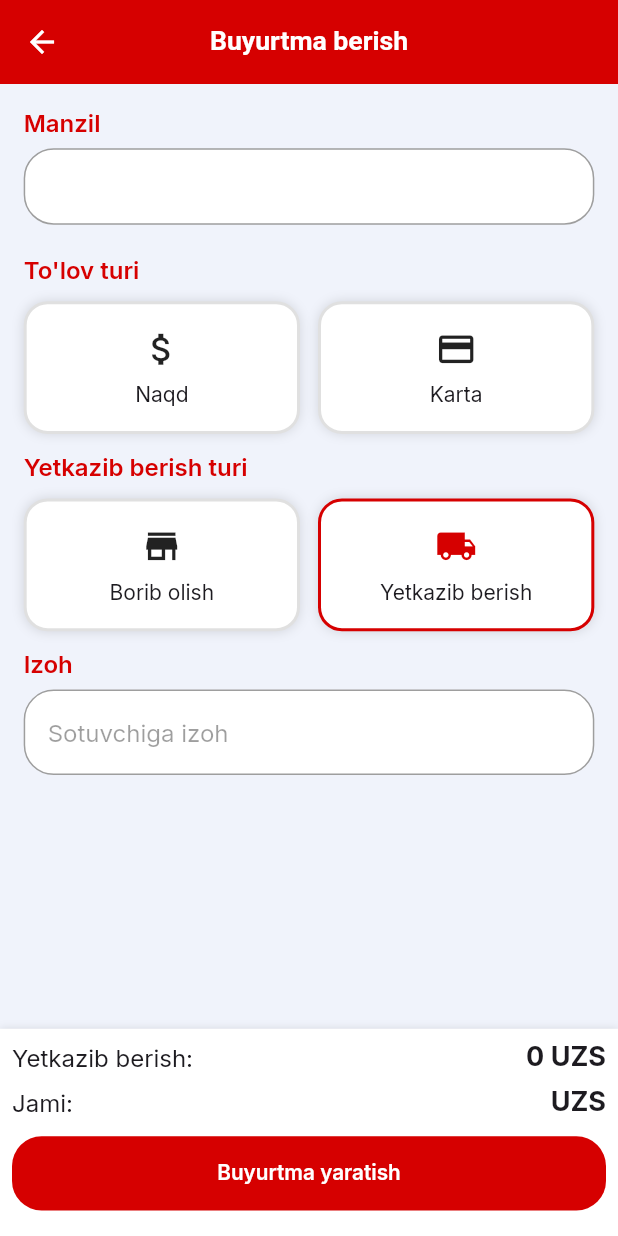
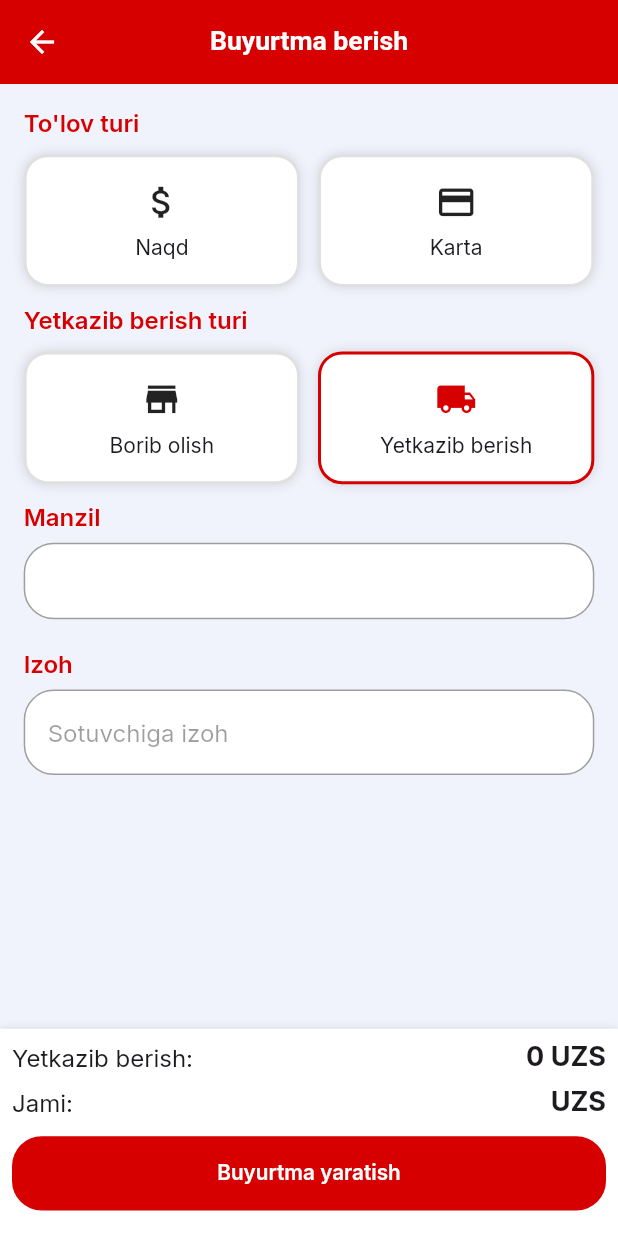
Before and after one commit to alliMahmudov/thousand_melochey, a Flutter app: the CheckOutPage screen opened by its route, after a tap on "Borib olish", after a tap on "Yetkazib berish", on a phone screen of 412 x 824 dp. Run offline on Flutter 3.47's test engine with Material 3 defaults, Android fonts, the phone set to English and light mode, and no system bars; drawn by our look-alikes of toastification; our stand-ins replace auto_route, badges, cached_network_image, carousel_slider, cookie_jar, dio and 20 more; missing offline and left inert: animated_loading_border, overlay_kit, proste_indexed_stack; accounts and stored records are empty; generated files the repository leaves out were written again; network calls fail.

Commit message:
- Changed widgets flow in checkout page Payment type -> Delivery type -> Address -> Store in map

```diff
--- a/lib/presentation/pages/cart/presentation/widgets/address_map_widget.dart
+++ b/lib/presentation/pages/cart/presentation/widgets/address_map_widget.dart
@@ -1,10 +1,6 @@
-
-import 'dart:io';
-
 import 'package:flutter_map/flutter_map.dart';
 import 'package:latlong2/latlong.dart';
 import 'package:thousand_melochey/contstants/app_constants.dart';
-
 import '../../../../../core/imports/imports.dart';
 import '../../../../../service/localizations/localization.dart';
 
@@ -33,7 +29,7 @@ class AddressMapWidget extends ConsumerWidget {
               child: Row(
                 spacing: 8,
                 children: [
-                  Text("${AppLocalization.getText(context)?.address}:", style: TextStyle(fontWeight: FontWeight.bold, fontSize: 16),),
+                  Text("${AppLocalization.getText(context)?.address}:", style: const TextStyle(fontWeight: FontWeight.bold, fontSize: 16),),
                   Text("${AppLocalization.getText(context)?.shop_address}"),
                 ],
               )),
@@ -57,15 +53,15 @@ class AddressMapWidget extends ConsumerWidget {
                             initialCenter: LatLng(AppConstants.shopLat, AppConstants.shopLong),
                             initialZoom: 16,
                             interactionOptions: InteractionOptions(
-                              flags: InteractiveFlag.none, // ❗ Полностью отключает действия юзера
+                              flags: InteractiveFlag.none,
                             ),
                           ),
                           children: [
                             TileLayer(
                               urlTemplate: 'https://b.basemaps.cartocdn.com/rastertiles/voyager/{z}/{x}/{y}.png',
-                              userAgentPackageName:
-                              Platform.isAndroid ? "uz.melochey.melochey1000" :
-                              'uz.buildingProductsGroup.melochey1000',
+                              userAgentPackageName: Platform.isAndroid
+                                  ? "uz.melochey.melochey1000"
+                                  : 'uz.buildingProductsGroup.melochey1000',
                             ),
                             const MarkerLayer(
                               markers: [
--- a/lib/presentation/pages/cart/presentation/widgets/checkout_page.dart
+++ b/lib/presentation/pages/cart/presentation/widgets/checkout_page.dart
@@ -6,7 +6,6 @@ import 'package:thousand_melochey/presentation/pages/cart/presentation/widgets/a
 import 'package:thousand_melochey/presentation/pages/main/riverpod/provider/main_provider.dart';
 import 'package:thousand_melochey/presentation/pages/profile/data/all_adresses_response.dart';
 import 'package:thousand_melochey/service/localizations/localization.dart';
-import 'package:toastification/toastification.dart';
 import 'package:vibration/vibration.dart';
 
 @RoutePage()
@@ -53,11 +52,7 @@ class _CheckOutPageState extends ConsumerState<CheckOutPage> {
           crossAxisAlignment: CrossAxisAlignment.start,
           spacing: 12,
           children: [
-            AddressAnimatedField(
-                pickupType: pickupType,
-                districtName: state.selectedUserAddress?.districtName ?? "",
-                address: state.selectedUserAddress?.addressLine1 ?? "",
-                errorMessage: state.errorMessage),
+
 
             Align(
               alignment: Alignment.centerLeft,
@@ -201,14 +196,18 @@ class _CheckOutPageState extends ConsumerState<CheckOutPage> {
               ],
             ),
 
+            state.deliveryType == "courier" ? AddressAnimatedField(
+                pickupType: pickupType,
+                districtName: state.selectedUserAddress?.districtName ?? "",
+                address: state.selectedUserAddress?.addressLine1 ?? "",
+                errorMessage: state.errorMessage) : const SizedBox(),
+
             CustomTextField(
               controller: notifier.orderCommentController,
               title: "${AppLocalization.getText(context)?.comment}",
               labelText: "${AppLocalization.getText(context)?.comment_to_seller}",
               errorText: AppTextFieldErrorsStatus.status(state.errorMessage, "comment"),
             ),
-
-
 
             AddressMapWidget(
               show: pickupType
```
